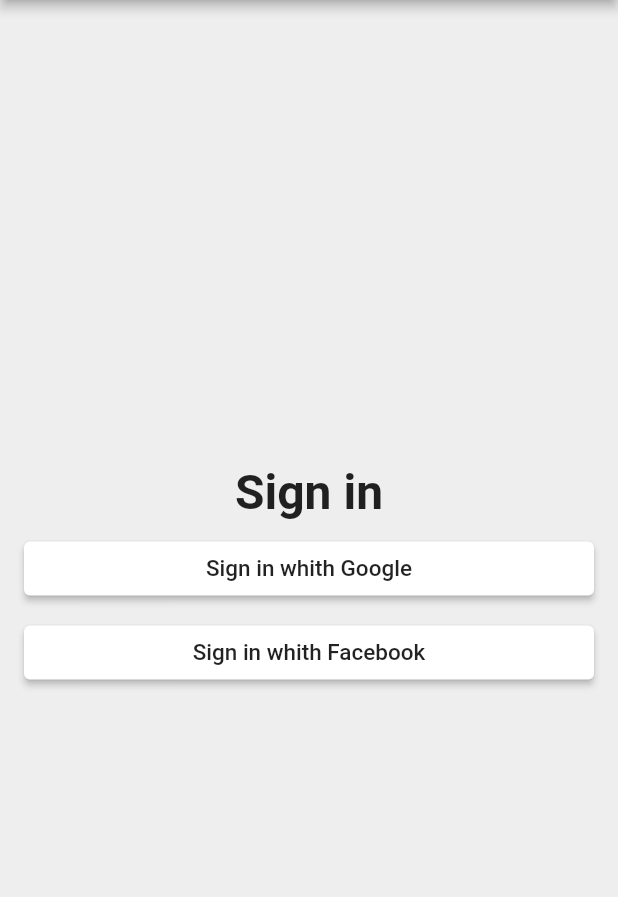
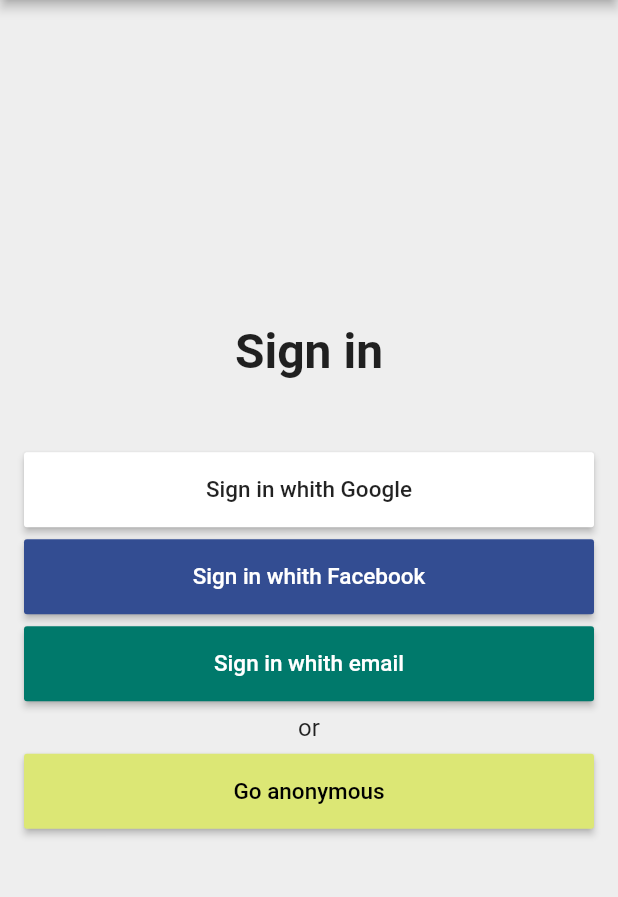
Before and after one commit to galegoz/Flutter_Firebase, a Flutter app: the screen it shows after launch, after a tap on "Sign in whith Google", on a phone screen of 412 x 824 dp, the part 84-981 px from its top. Run offline on Flutter 3.47's test engine with Material 2 defaults, Android fonts, the phone set to English and light mode, and no system bars.

Commit message:
finalizando customização de botoes

```diff
--- /dev/null
+++ b/lib/app/app.sign_in/sign_in_button.dart
@@ -0,0 +1,18 @@
+import 'package:course_google/commons_widget/custom_raised_button.dart';
+import 'package:flutter/material.dart';
+
+class SignInButton extends CustomRaisedButtom {
+  SignInButton({
+    String text,
+    Color color,
+    Color textColor,
+    VoidCallback onPressed,
+  }) : super(
+          child: Text(
+            text,
+            style: TextStyle(color: textColor, fontSize: 15.0),
+          ),
+          color: color,
+          onPressed: onPressed,
+        );
+}
--- a/lib/app/app.sign_in/sign_in_page.dart
+++ b/lib/app/app.sign_in/sign_in_page.dart
@@ -1,3 +1,4 @@
+import 'package:course_google/app/app.sign_in/sign_in_button.dart';
 import 'package:course_google/commons_widget/custom_raised_button.dart';
 import 'package:flutter/material.dart';
 
@@ -35,33 +36,48 @@ class _BuildContext extends StatelessWidget {
               style: TextStyle(fontSize: 32.0, fontWeight: FontWeight.w600),
             ),
             SizedBox(
-              height: 8.0,
+              height: 48.0,
             ),
-            CustomRaisedButtom(
-              child: Text(
-                'Sign in whith Google',
-                style: TextStyle(
-                  color: Colors.black87,
-                  fontSize: 15.0,
-                ),
-              ),
+            SignInButton(
+              text: 'Sign in whith Google',
+              textColor: Colors.black87,
               color: Colors.white,
-              borderRadius: 4.0,
               onPressed: () {},
             ),
             SizedBox(
               height: 8.0,
             ),
-            CustomRaisedButtom(
-              child: Text(
-                'Sign in whith Facebook',
-                style: TextStyle(
-                  color: Colors.black87,
-                  fontSize: 15.0,
-                ),
+            SignInButton(
+              text: 'Sign in whith Facebook',
+              textColor: Colors.white,
+              color: Color(0xFF334D92),
+              onPressed: () {},
+            ),
+            SizedBox(
+              height: 8.0,
+            ),
+            SignInButton(
+              text: 'Sign in whith email',
+              textColor: Colors.white,
+              color: Colors.teal[700],
+              onPressed: () {},
+            ),
+            SizedBox(height: 8.0),
+            Text(
+              'or',
+              style: TextStyle(
+                fontSize: 16.0,
+                color: Colors.black87,
               ),
-              color: Colors.white,
-              borderRadius: 4.0,
+              textAlign: TextAlign.center,
+            ),
+            SizedBox(
+              height: 8.0,
+            ),
+            SignInButton(
+              text: 'Go anonymous',
+              textColor: Colors.black,
+              color: Colors.lime[300],
               onPressed: () {},
             ),
           ],
--- a/lib/commons_widget/custom_raised_button.dart
+++ b/lib/commons_widget/custom_raised_button.dart
@@ -1,23 +1,32 @@
 import 'package:flutter/material.dart';
 
 class CustomRaisedButtom extends StatelessWidget {
-  CustomRaisedButtom(
-      {this.child, this.color, this.borderRadius, this.onPressed});
+  CustomRaisedButtom({
+    this.child,
+    this.color,
+    this.borderRadius: 2.0,
+    this.heigth: 50.0,
+    this.onPressed,
+  });
 
   final Widget child;
   final Color color;
   final double borderRadius;
+  final double heigth;
   final VoidCallback onPressed;
 
   @override
   Widget build(BuildContext context) {
-    return RaisedButton(
-      child: child,
-      color: color,
-      shape: RoundedRectangleBorder(
-        borderRadius: BorderRadius.all(Radius.circular(borderRadius)),
+    return SizedBox(
+      height: heigth,
+      child: RaisedButton(
+        child: child,
+        color: color,
+        shape: RoundedRectangleBorder(
+          borderRadius: BorderRadius.all(Radius.circular(borderRadius)),
+        ),
+        onPressed: onPressed,
       ),
-      onPressed: onPressed,
     );
   }
 }
```
